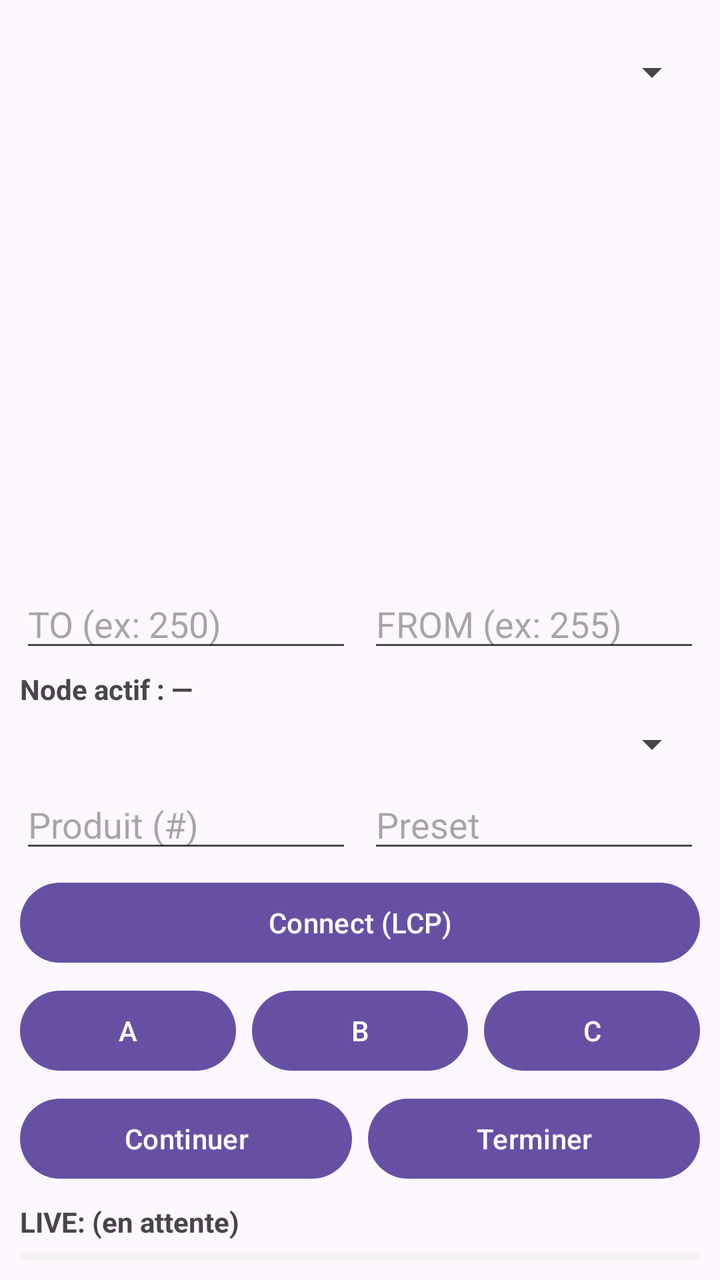
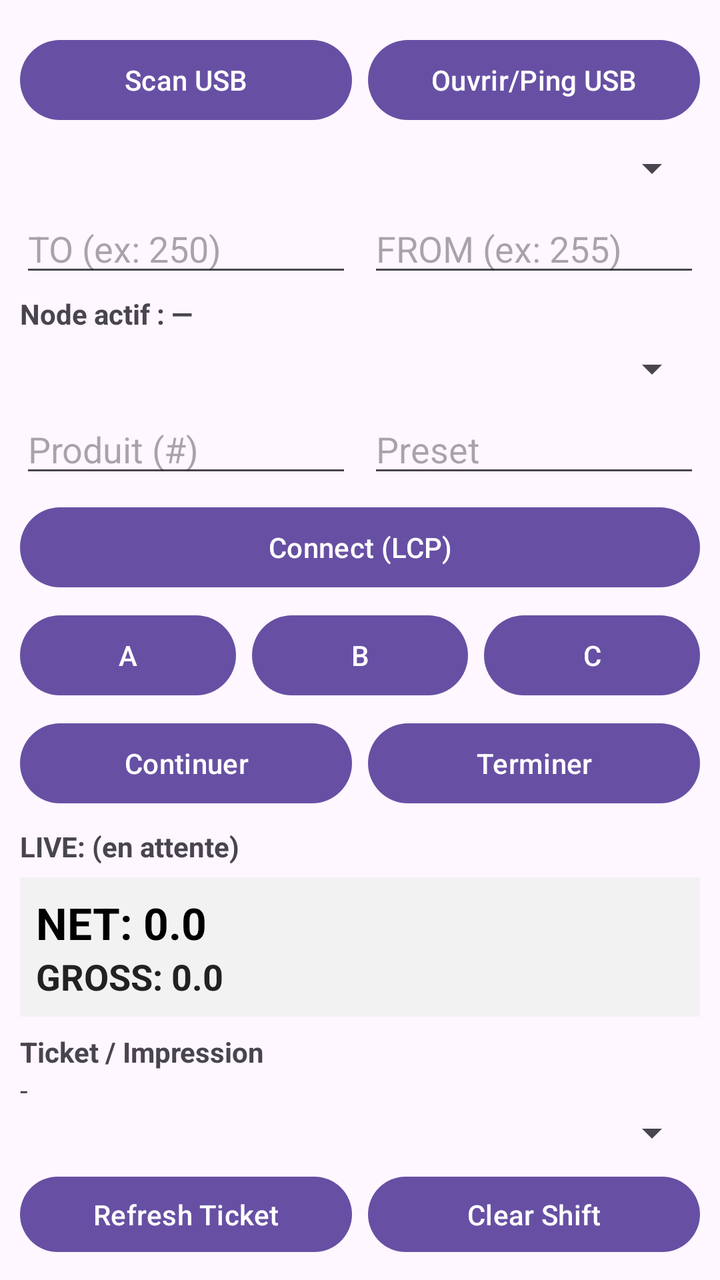

Screens rendered from an Android XML layout before and after an edit, with the pre-edit source and the edit as a unified diff.
<!-- AndroidManifest.xml: application theme Theme.Material3.DayNight.NoActionBar -->
<!-- res/layout/activity_main.xml -->
<LinearLayout xmlns:android="http://schemas.android.com/apk/res/android"
    android:id="@+id/root"
    android:layout_width="match_parent"
    android:layout_height="match_parent"
    android:orientation="vertical"
    android:padding="10dp">

    
    <LinearLayout
        android:layout_width="match_parent"
        android:layout_height="wrap_content"
        android:orientation="horizontal"
        android:layout_marginTop="6dp">

        <Button
            android:id="@+id/btnScanUsb"
            android:layout_width="0dp"
            android:layout_height="wrap_content"
            android:layout_weight="1"
            android:text="Scan USB" />

    <Spinner
        android:id="@+id/spnUsbDevices"
        android:layout_width="match_parent"
        android:layout_height="wrap_content"
        android:layout_marginTop="8dp" />
        <Button
            android:id="@+id/btnPingUsb"
            android:layout_width="0dp"
            android:layout_height="wrap_content"
            android:layout_weight="1"
            android:layout_marginStart="8dp"
            android:text="Ouvrir/Ping USB" />
    </LinearLayout>
    
    
    <LinearLayout
        android:layout_width="match_parent"
        android:layout_height="wrap_content"
        android:orientation="horizontal"
        android:layout_marginTop="6dp">

        <EditText
            android:id="@+id/edtTo"
            android:layout_width="0dp"
            android:layout_height="wrap_content"
            android:layout_weight="1"
            android:hint="TO (ex: 250)"
            android:inputType="number"
            android:singleLine="true" />

        <EditText
            android:id="@+id/edtFrom"
            android:layout_width="0dp"
            android:layout_height="wrap_content"
            android:layout_weight="1"
            android:layout_marginStart="8dp"
            android:hint="FROM (ex: 255)"
            android:inputType="number"
            android:singleLine="true" />
    </LinearLayout>

    
    <TextView
        android:id="@+id/txtActiveNode"
        android:layout_width="match_parent"
        android:layout_height="wrap_content"
        android:text="Node actif : —"
        android:textStyle="bold"
        android:layout_marginTop="4dp" />

    
    <Spinner
        android:id="@+id/spnProducts"
        android:layout_width="match_parent"
        android:layout_height="wrap_content"
        android:layout_marginTop="6dp" />

    
    <LinearLayout
        android:layout_width="match_parent"
        android:layout_height="wrap_content"
        android:orientation="horizontal"
        android:layout_marginTop="6dp">

        <EditText
            android:id="@+id/edtProduct"
            android:layout_width="0dp"
            android:layout_height="wrap_content"
            android:layout_weight="1"
            android:hint="Produit (#)"
            android:inputType="number"
            android:singleLine="true" />

        <EditText
            android:id="@+id/edtPreset"
            android:layout_width="0dp"
            android:layout_height="wrap_content"
            android:layout_weight="1"
            android:layout_marginStart="8dp"
            android:hint="Preset"
            android:inputType="numberDecimal"
            android:singleLine="true" />
    </LinearLayout>

    
    <Button
        android:id="@+id/btnConnect"
        android:layout_width="match_parent"
        android:layout_height="wrap_content"
        android:text="Connect (LCP)"
        android:layout_marginTop="6dp" />

    
    <LinearLayout
        android:layout_width="match_parent"
        android:layout_height="wrap_content"
        android:orientation="horizontal"
        android:layout_marginTop="6dp">

        <Button
            android:id="@+id/btnA"
            android:layout_width="0dp"
            android:layout_height="wrap_content"
            android:layout_weight="1"
            android:text="A" />

        <Button
            android:id="@+id/btnB"
            android:layout_width="0dp"
            android:layout_height="wrap_content"
            android:layout_weight="1"
            android:layout_marginStart="8dp"
            android:text="B" />

        <Button
            android:id="@+id/btnC"
            android:layout_width="0dp"
            android:layout_height="wrap_content"
            android:layout_weight="1"
            android:layout_marginStart="8dp"
            android:text="C" />
    </LinearLayout>

    
    <LinearLayout
        android:layout_width="match_parent"
        android:layout_height="wrap_content"
        android:orientation="horizontal"
        android:layout_marginTop="6dp">

        <Button
            android:id="@+id/btnContinue"
            android:layout_width="0dp"
            android:layout_height="wrap_content"
            android:layout_weight="1"
            android:text="Continuer" />

        <Button
            android:id="@+id/btnFinish"
            android:layout_width="0dp"
            android:layout_height="wrap_content"
            android:layout_weight="1"
            android:layout_marginStart="8dp"
            android:text="Terminer" />
    </LinearLayout>

    
    <TextView
        android:id="@+id/txtLive"
        android:layout_width="match_parent"
        android:layout_height="wrap_content"
        android:text="LIVE: (en attente)"
        android:textStyle="bold"
        android:layout_marginTop="8dp" />

    
    <LinearLayout
        android:id="@+id/liveQtyPanel"
        android:layout_width="match_parent"
        android:layout_height="wrap_content"
        android:orientation="vertical"
        android:layout_marginTop="6dp"
        android:padding="8dp"
        android:background="#F2F2F2">

        <TextView
            android:id="@+id/txtQtyNet"
            android:layout_width="match_parent"
            android:layout_height="wrap_content"
            android:text="NET: 0.0"
            android:textStyle="bold"
            android:textSize="22sp"
            android:textColor="#000000" />

        <TextView
            android:id="@+id/txtQtyGross"
            android:layout_width="match_parent"
            android:layout_height="wrap_content"
            android:text="GROSS: 0.0"
            android:textStyle="bold"
            android:textSize="18sp"
            android:textColor="#222222" />
    </LinearLayout>

    
    <LinearLayout
        android:layout_width="match_parent"
        android:layout_height="wrap_content"
        android:orientation="vertical"
        android:layout_marginTop="8dp">

        <TextView
            android:layout_width="match_parent"
            android:layout_height="wrap_content"
            android:text="Ticket / Impression"
            android:textStyle="bold" />

        <TextView
            android:id="@+id/txtTicketNumber"
            android:layout_width="match_parent"
            android:layout_height="wrap_content"
            android:text="-" />

        <Spinner
            android:id="@+id/spnTicketRequired"
            android:layout_width="match_parent"
            android:layout_height="wrap_content" />

        <LinearLayout
            android:layout_width="match_parent"
            android:layout_height="wrap_content"
            android:orientation="horizontal"
            android:layout_marginTop="6dp">

            <Button
                android:id="@+id/btnRefreshTicket"
                android:layout_width="0dp"
                android:layout_height="wrap_content"
                android:layout_weight="1"
                android:text="Refresh Ticket" />

            <Button
                android:id="@+id/btnClearShift"
                android:layout_width="0dp"
                android:layout_height="wrap_content"
                android:layout_weight="1"
                android:layout_marginStart="8dp"
                android:text="Clear Shift" />
        </LinearLayout>

        <TextView
            android:id="@+id/txtPrinterStatus"
            android:layout_width="match_parent"
            android:layout_height="wrap_content"
            android:text="Imprimante: (non connecté / non lu)"
            android:layout_marginTop="6dp"
            android:background="#EEEEEE"
            android:padding="6dp" />

        <LinearLayout
            android:layout_width="match_parent"
            android:layout_height="wrap_content"
            android:orientation="horizontal"
            android:layout_marginTop="6dp">

            <Button
                android:id="@+id/btnRefreshPrinter"
                android:layout_width="0dp"
                android:layout_height="wrap_content"
                android:layout_weight="1"
                android:text="Refresh Printer" />

            <Button
                android:id="@+id/btnPrintPending"
                android:layout_width="0dp"
                android:layout_height="wrap_content"
                android:layout_weight="1"
                android:layout_marginStart="8dp"
                android:text="Print Pending" />
        </LinearLayout>

    </LinearLayout>
    
    <CheckBox
        android:id="@+id/switchIoLog"
        android:layout_width="wrap_content"
        android:layout_height="wrap_content"
        android:text="I/O log"
        android:checked="true"
        android:layout_marginTop="8dp" />

    
    <ScrollView
        android:id="@+id/logScroll"
        android:layout_width="match_parent"
        android:layout_height="0dp"
        android:layout_weight="1"
        android:background="#111111">

        <TextView
            android:id="@+id/txtLog"
            android:layout_width="match_parent"
            android:layout_height="wrap_content"
            android:typeface="monospace"
            android:textSize="12sp"
            android:textColor="#00FF00"
            android:padding="6dp" />
    </ScrollView>
    
    <LinearLayout
        android:layout_width="match_parent"
        android:layout_height="wrap_content"
        android:orientation="horizontal"
        android:gravity="end"
        android:layout_marginTop="6dp">

        <Button
            android:id="@+id/btnClearLog"
            android:layout_width="wrap_content"
            android:layout_height="wrap_content"
            android:text="Clear log" />

        <Button
            android:id="@+id/btnCopyLog"
            android:layout_width="wrap_content"
            android:layout_height="wrap_content"
            android:layout_marginStart="8dp"
            android:text="Copy log" />
    </LinearLayout>
</LinearLayout>
<!-- resources referenced by this layout -->
<resources>

</resources>

<!-- the commit's change to res/layout/activity_main.xml (unified diff, before → after) -->
@@ -19,19 +19,20 @@
             android:layout_weight="1"
             android:text="Scan USB" />
 
+        <Button
+            android:id="@+id/btnPingUsb"
+            android:layout_width="0dp"
+            android:layout_height="wrap_content"
+            android:layout_weight="1"
+            android:layout_marginStart="8dp"
+            android:text="Ouvrir/Ping USB" />
+    </LinearLayout>
+    
     <Spinner
         android:id="@+id/spnUsbDevices"
         android:layout_width="match_parent"
         android:layout_height="wrap_content"
-        android:layout_marginTop="8dp" />
-        <Button
-            android:id="@+id/btnPingUsb"
-            android:layout_width="0dp"
-            android:layout_height="wrap_content"
-            android:layout_weight="1"
-            android:layout_marginStart="8dp"
-            android:text="Ouvrir/Ping USB" />
-    </LinearLayout>
+        android:layout_marginTop="8dp" />    
     
     
     <LinearLayout
